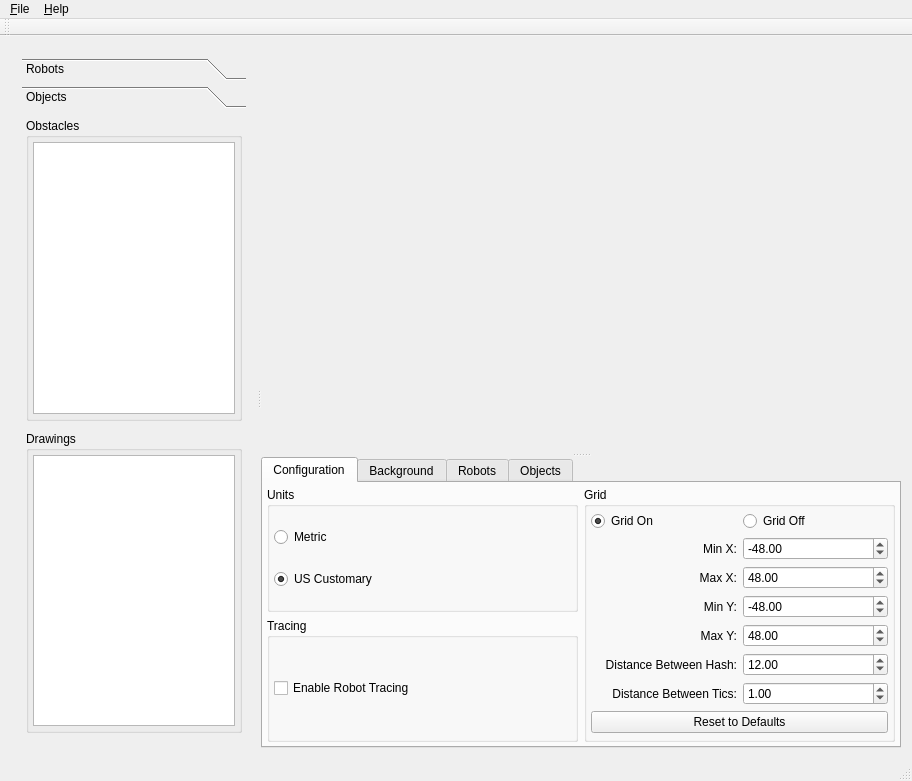
Old version of the form forms/mainwindow.ui in the repository gucwakj/RoboSim.
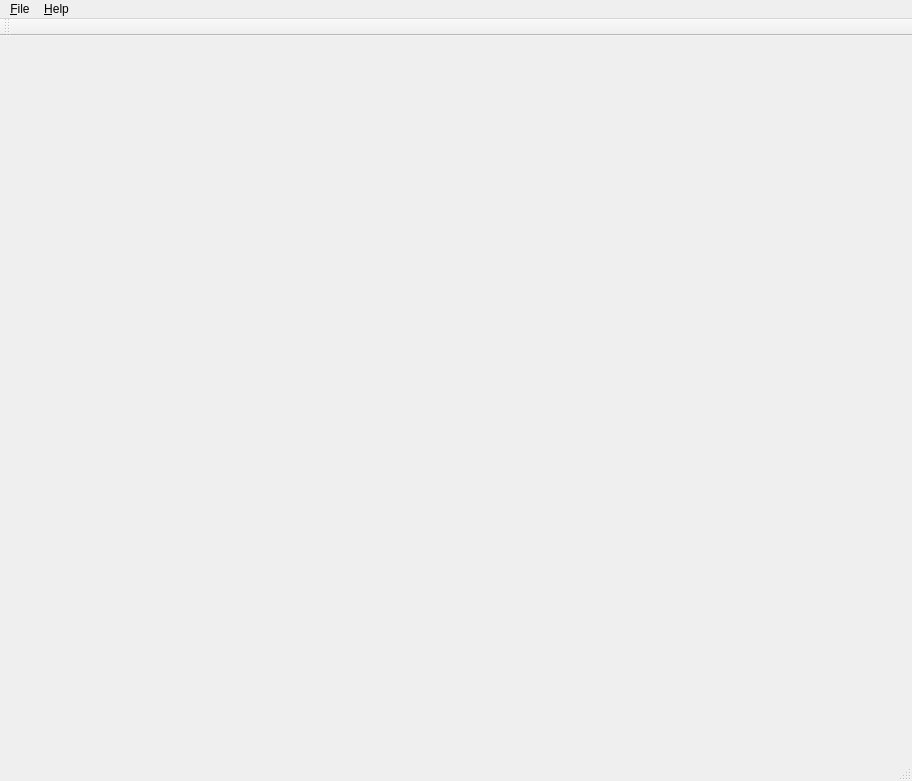
New version of the form. The open tabs and pages were chosen to show the change. Custom widgets are drawn as their Qt base class.

Commit message: building with widget and demoapp

```diff
--- a/forms/mainwindow.ui
+++ b/forms/mainwindow.ui
@@ -20,775 +20,7 @@
    <string>RoboSim</string>
   </property>
   <widget class="QWidget" name="centralWidget">
-   <layout class="QHBoxLayout" name="horizontalLayout">
-    <item>
-     <widget class="QSplitter" name="splitter_2">
-      <property name="orientation">
-       <enum>Qt::Horizontal</enum>
-      </property>
-      <widget class="QWidget" name="layoutWidget">
-       <layout class="QVBoxLayout" name="layout_lhs">
-        <property name="sizeConstraint">
-         <enum>QLayout::SetDefaultConstraint</enum>
-        </property>
-        <item>
-         <widget class="QToolBox" name="toolBox_config">
-          <property name="minimumSize">
-           <size>
-            <width>0</width>
-            <height>300</height>
-           </size>
-          </property>
-          <property name="maximumSize">
-           <size>
-            <width>16777215</width>
-            <height>16777215</height>
-           </size>
-          </property>
-          <property name="currentIndex">
-           <number>1</number>
-          </property>
-          <widget class="QWidget" name="robots">
-           <property name="enabled">
-            <bool>true</bool>
-           </property>
-           <property name="geometry">
-            <rect>
-             <x>0</x>
-             <y>0</y>
-             <width>249</width>
-             <height>644</height>
-            </rect>
-           </property>
-           <attribute name="label">
-            <string>Robots</string>
-           </attribute>
-           <layout class="QVBoxLayout" name="verticalLayout">
-            <property name="spacing">
-             <number>10</number>
-            </property>
-            <property name="margin">
-             <number>4</number>
-            </property>
-            <item>
-             <widget class="QGroupBox" name="group_robots">
-              <property name="title">
-               <string>Individual Robots</string>
-              </property>
-              <layout class="QVBoxLayout" name="verticalLayout_4">
-               <property name="spacing">
-                <number>4</number>
-               </property>
-               <property name="margin">
-                <number>4</number>
-               </property>
-               <item>
-                <widget class="QListWidget" name="list_robots">
-                 <property name="sizePolicy">
-                  <sizepolicy hsizetype="Preferred" vsizetype="Preferred">
-                   <horstretch>0</horstretch>
-                   <verstretch>0</verstretch>
-                  </sizepolicy>
-                 </property>
-                 <property name="horizontalScrollBarPolicy">
-                  <enum>Qt::ScrollBarAsNeeded</enum>
-                 </property>
-                 <property name="editTriggers">
-                  <set>QAbstractItemView::NoEditTriggers</set>
-                 </property>
-                 <property name="showDropIndicator" stdset="0">
-                  <bool>false</bool>
-                 </property>
-                 <property name="dragEnabled">
-                  <bool>true</bool>
-                 </property>
-                 <property name="dragDropMode">
-                  <enum>QAbstractItemView::NoDragDrop</enum>
-                 </property>
-                 <property name="defaultDropAction">
-                  <enum>Qt::CopyAction</enum>
-                 </property>
-                 <property name="alternatingRowColors">
-                  <bool>true</bool>
-                 </property>
-                 <property name="selectionMode">
-                  <enum>QAbstractItemView::SingleSelection</enum>
-                 </property>
-                 <property name="iconSize">
-                  <size>
-                   <width>64</width>
-                   <height>64</height>
-                  </size>
-                 </property>
-                 <property name="textElideMode">
-                  <enum>Qt::ElideRight</enum>
-                 </property>
-                 <property name="movement">
-                  <enum>QListView::Static</enum>
-                 </property>
-                 <property name="flow">
-                  <enum>QListView::LeftToRight</enum>
-                 </property>
-                 <property name="isWrapping" stdset="0">
-                  <bool>true</bool>
-                 </property>
-                 <property name="resizeMode">
-                  <enum>QListView::Adjust</enum>
-                 </property>
-                 <property name="layoutMode">
-                  <enum>QListView::SinglePass</enum>
-                 </property>
-                 <property name="spacing">
-                  <number>4</number>
-                 </property>
-                 <property name="gridSize">
-                  <size>
-                   <width>150</width>
-                   <height>68</height>
-                  </size>
-                 </property>
-                 <property name="viewMode">
-                  <enum>QListView::ListMode</enum>
-                 </property>
-                 <property name="uniformItemSizes">
-                  <bool>false</bool>
-                 </property>
-                 <property name="wordWrap">
-                  <bool>true</bool>
-                 </property>
-                 <property name="selectionRectVisible">
-                  <bool>true</bool>
-                 </property>
-                </widget>
-               </item>
-              </layout>
-             </widget>
-            </item>
-           </layout>
-          </widget>
-          <widget class="QWidget" name="objects">
-           <property name="geometry">
-            <rect>
-             <x>0</x>
-             <y>0</y>
-             <width>249</width>
-             <height>644</height>
-            </rect>
-           </property>
-           <attribute name="label">
-            <string>Objects</string>
-           </attribute>
-           <layout class="QVBoxLayout" name="verticalLayout_12">
-            <property name="spacing">
-             <number>10</number>
-            </property>
-            <property name="margin">
-             <number>4</number>
-            </property>
-            <item>
-             <widget class="QGroupBox" name="group_obstacles">
-              <property name="title">
-               <string>Obstacles</string>
-              </property>
-              <layout class="QVBoxLayout" name="verticalLayout_10">
-               <property name="spacing">
-                <number>10</number>
-               </property>
-               <property name="margin">
-                <number>4</number>
-               </property>
-               <item>
-                <widget class="QListWidget" name="list_obstacles">
-                 <property name="sizePolicy">
-                  <sizepolicy hsizetype="Preferred" vsizetype="Preferred">
-                   <horstretch>0</horstretch>
-                   <verstretch>0</verstretch>
-                  </sizepolicy>
-                 </property>
-                 <property name="horizontalScrollBarPolicy">
-                  <enum>Qt::ScrollBarAsNeeded</enum>
-                 </property>
-                 <property name="editTriggers">
-                  <set>QAbstractItemView::NoEditTriggers</set>
-                 </property>
-                 <property name="showDropIndicator" stdset="0">
-                  <bool>false</bool>
-                 </property>
-                 <property name="dragEnabled">
-                  <bool>true</bool>
-                 </property>
-                 <property name="dragDropMode">
-                  <enum>QAbstractItemView::NoDragDrop</enum>
-                 </property>
-                 <property name="defaultDropAction">
-                  <enum>Qt::CopyAction</enum>
-                 </property>
-                 <property name="alternatingRowColors">
-                  <bool>true</bool>
-                 </property>
-                 <property name="iconSize">
-                  <size>
-                   <width>64</width>
-                   <height>64</height>
-                  </size>
-                 </property>
-                 <property name="movement">
-                  <enum>QListView::Static</enum>
-                 </property>
-                 <property name="flow">
-                  <enum>QListView::LeftToRight</enum>
-                 </property>
-                 <property name="isWrapping" stdset="0">
-                  <bool>true</bool>
-                 </property>
-                 <property name="resizeMode">
-                  <enum>QListView::Adjust</enum>
-                 </property>
-                 <property name="layoutMode">
-                  <enum>QListView::SinglePass</enum>
-                 </property>
-                 <property name="spacing">
-                  <number>4</number>
-                 </property>
-                 <property name="gridSize">
-                  <size>
-                   <width>150</width>
-                   <height>68</height>
-                  </size>
-                 </property>
-                 <property name="viewMode">
-                  <enum>QListView::ListMode</enum>
-                 </property>
-                 <property name="uniformItemSizes">
-                  <bool>false</bool>
-                 </property>
-                 <property name="wordWrap">
-                  <bool>true</bool>
-                 </property>
-                 <property name="selectionRectVisible">
-                  <bool>true</bool>
-                 </property>
-                </widget>
-               </item>
-              </layout>
-             </widget>
-            </item>
-            <item>
-             <widget class="QGroupBox" name="group_drawings">
-              <property name="title">
-               <string>Drawings</string>
-              </property>
-              <layout class="QVBoxLayout" name="verticalLayout_11">
-               <property name="spacing">
-                <number>10</number>
-               </property>
-               <property name="margin">
-                <number>4</number>
-               </property>
-               <item>
-                <widget class="QListWidget" name="list_drawings">
-                 <property name="sizePolicy">
-                  <sizepolicy hsizetype="Preferred" vsizetype="Preferred">
-                   <horstretch>0</horstretch>
-                   <verstretch>0</verstretch>
-                  </sizepolicy>
-                 </property>
-                 <property name="horizontalScrollBarPolicy">
-                  <enum>Qt::ScrollBarAsNeeded</enum>
-                 </property>
-                 <property name="editTriggers">
-                  <set>QAbstractItemView::NoEditTriggers</set>
-                 </property>
-                 <property name="showDropIndicator" stdset="0">
-                  <bool>false</bool>
-                 </property>
-                 <property name="dragEnabled">
-                  <bool>true</bool>
-                 </property>
-                 <property name="dragDropMode">
-                  <enum>QAbstractItemView::NoDragDrop</enum>
-                 </property>
-                 <property name="defaultDropAction">
-                  <enum>Qt::CopyAction</enum>
-                 </property>
-                 <property name="alternatingRowColors">
-                  <bool>true</bool>
-                 </property>
-                 <property name="iconSize">
-                  <size>
-                   <width>64</width>
-                   <height>64</height>
-                  </size>
-                 </property>
-                 <property name="movement">
-                  <enum>QListView::Static</enum>
-                 </property>
-                 <property name="flow">
-                  <enum>QListView::LeftToRight</enum>
-                 </property>
-                 <property name="isWrapping" stdset="0">
-                  <bool>true</bool>
-                 </property>
-                 <property name="resizeMode">
-                  <enum>QListView::Adjust</enum>
-                 </property>
-                 <property name="layoutMode">
-                  <enum>QListView::SinglePass</enum>
-                 </property>
-                 <property name="spacing">
-                  <number>4</number>
-                 </property>
-                 <property name="gridSize">
-                  <size>
-                   <width>230</width>
-                   <height>68</height>
-                  </size>
-                 </property>
-                 <property name="viewMode">
-                  <enum>QListView::ListMode</enum>
-                 </property>
-                 <property name="uniformItemSizes">
-                  <bool>false</bool>
-                 </property>
-                 <property name="wordWrap">
-                  <bool>true</bool>
-                 </property>
-                 <property name="selectionRectVisible">
-                  <bool>true</bool>
-                 </property>
-                </widget>
-               </item>
-              </layout>
-             </widget>
-            </item>
-           </layout>
-          </widget>
-         </widget>
-        </item>
-       </layout>
-      </widget>
-      <widget class="QSplitter" name="splitter">
-       <property name="sizePolicy">
-        <sizepolicy hsizetype="Preferred" vsizetype="Expanding">
-         <horstretch>2</horstretch>
-         <verstretch>0</verstretch>
-        </sizepolicy>
-       </property>
-       <property name="orientation">
-        <enum>Qt::Vertical</enum>
-       </property>
-       <widget class="QOsgWidget" name="osgWidget" native="true">
-        <property name="sizePolicy">
-         <sizepolicy hsizetype="Preferred" vsizetype="Preferred">
-          <horstretch>0</horstretch>
-          <verstretch>2</verstretch>
-         </sizepolicy>
-        </property>
-        <property name="minimumSize">
-         <size>
-          <width>640</width>
-          <height>360</height>
-         </size>
-        </property>
-        <property name="sizeIncrement">
-         <size>
-          <width>2</width>
-          <height>2</height>
-         </size>
-        </property>
-       </widget>
-       <widget class="QTabWidget" name="tab_scene">
-        <property name="acceptDrops">
-         <bool>false</bool>
-        </property>
-        <property name="tabPosition">
-         <enum>QTabWidget::North</enum>
-        </property>
-        <property name="tabShape">
-         <enum>QTabWidget::Rounded</enum>
-        </property>
-        <property name="currentIndex">
-         <number>1</number>
-        </property>
-        <property name="movable">
-         <bool>true</bool>
-        </property>
-        <widget class="QWidget" name="tab_config">
-         <attribute name="title">
-          <string>Configuration</string>
-         </attribute>
-         <layout class="QHBoxLayout" name="horizontalLayout_3">
-          <property name="spacing">
-           <number>10</number>
-          </property>
-          <property name="margin">
-           <number>4</number>
-          </property>
-          <item>
-           <layout class="QHBoxLayout" name="horizontalLayout_2">
-            <item>
-             <layout class="QVBoxLayout" name="verticalLayout_3">
-              <item>
-               <widget class="QGroupBox" name="group_units">
-                <property name="title">
-                 <string>Units</string>
-                </property>
-                <layout class="QVBoxLayout" name="verticalLayout_6">
-                 <property name="spacing">
-                  <number>6</number>
-                 </property>
-                 <property name="margin">
-                  <number>4</number>
-                 </property>
-                 <item>
-                  <widget class="QRadioButton" name="si">
-                   <property name="text">
-                    <string>Metric</string>
-                   </property>
-                   <property name="checked">
-                    <bool>false</bool>
-                   </property>
-                  </widget>
-                 </item>
-                 <item>
-                  <widget class="QRadioButton" name="us">
-                   <property name="text">
-                    <string>US Customary</string>
-                   </property>
-                   <property name="checked">
-                    <bool>true</bool>
-                   </property>
-                  </widget>
-                 </item>
-                </layout>
-               </widget>
-              </item>
-              <item>
-               <widget class="QGroupBox" name="group_tracing">
-                <property name="title">
-                 <string>Tracing</string>
-                </property>
-                <layout class="QVBoxLayout" name="verticalLayout_5">
-                 <property name="spacing">
-                  <number>6</number>
-                 </property>
-                 <property name="margin">
-                  <number>4</number>
-                 </property>
-                 <item>
-                  <widget class="QCheckBox" name="tracing">
-                   <property name="text">
-                    <string>Enable Robot Tracing</string>
-                   </property>
-                  </widget>
-                 </item>
-                </layout>
-               </widget>
-              </item>
-             </layout>
-            </item>
-            <item>
-             <widget class="QGroupBox" name="group_grid">
-              <property name="title">
-               <string>Grid</string>
-              </property>
-              <property name="flat">
-               <bool>false</bool>
-              </property>
-              <layout class="QVBoxLayout" name="verticalLayout_7" stretch="0,0,0,0,0,0,0,0">
-               <property name="spacing">
-                <number>6</number>
-               </property>
-               <property name="margin">
-                <number>4</number>
-               </property>
-               <item>
-                <layout class="QHBoxLayout" name="layout_grid_toggle">
-                 <item>
-                  <widget class="QRadioButton" name="grid_on">
-                   <property name="text">
-                    <string>Grid On</string>
-                   </property>
-                   <property name="checked">
-                    <bool>true</bool>
-                   </property>
-                  </widget>
-                 </item>
-                 <item>
-                  <widget class="QRadioButton" name="grid_off">
-                   <property name="text">
-                    <string>Grid Off</string>
-                   </property>
-                   <property name="checked">
-                    <bool>false</bool>
-                   </property>
-                  </widget>
-                 </item>
-                </layout>
-               </item>
-               <item>
-                <layout class="QHBoxLayout" name="layout_grid_x_min">
-                 <item>
-                  <widget class="QLabel" name="label_grid_x_min">
-                   <property name="text">
-                    <string>Min X:</string>
-                   </property>
-                   <property name="alignment">
-                    <set>Qt::AlignRight|Qt::AlignTrailing|Qt::AlignVCenter</set>
-                   </property>
-                  </widget>
-                 </item>
-                 <item>
-                  <widget class="QDoubleSpinBox" name="spin_grid_x_min">
-                   <property name="minimum">
-                    <double>-1000.000000000000000</double>
-                   </property>
-                   <property name="maximum">
-                    <double>1000.000000000000000</double>
-                   </property>
-                   <property name="value">
-                    <double>-48.000000000000000</double>
-                   </property>
-                  </widget>
-                 </item>
-                </layout>
-               </item>
-               <item>
-                <layout class="QHBoxLayout" name="layout_grid_x_max">
-                 <item>
-                  <widget class="QLabel" name="label_grid_x_max">
-                   <property name="text">
-                    <string>Max X:</string>
-                   </property>
-                   <property name="alignment">
-                    <set>Qt::AlignRight|Qt::AlignTrailing|Qt::AlignVCenter</set>
-                   </property>
-                  </widget>
-                 </item>
-                 <item>
-                  <widget class="QDoubleSpinBox" name="spin_grid_x_max">
-                   <property name="minimum">
-                    <double>-1000.000000000000000</double>
-                   </property>
-                   <property name="maximum">
-                    <double>1000.000000000000000</double>
-                   </property>
-                   <property name="value">
-                    <double>48.000000000000000</double>
-                   </property>
-                  </widget>
-                 </item>
-                </layout>
-               </item>
-               <item>
-                <layout class="QHBoxLayout" name="layout_grid_y_min">
-                 <item>
-                  <widget class="QLabel" name="label_grid_y_min">
-                   <property name="text">
-                    <string>Min Y:</string>
-                   </property>
-                   <property name="alignment">
-                    <set>Qt::AlignRight|Qt::AlignTrailing|Qt::AlignVCenter</set>
-                   </property>
-                  </widget>
-                 </item>
-                 <item>
-                  <widget class="QDoubleSpinBox" name="spin_grid_y_min">
-                   <property name="minimum">
-                    <double>-1000.000000000000000</double>
-                   </property>
-                   <property name="maximum">
-                    <double>1000.000000000000000</double>
-                   </property>
-                   <property name="value">
-                    <double>-48.000000000000000</double>
-                   </property>
-                  </widget>
-                 </item>
-                </layout>
-               </item>
-               <item>
-                <layout class="QHBoxLayout" name="layout_grid_y_max">
-                 <item>
-                  <widget class="QLabel" name="label_grid_y_max">
-                   <property name="text">
-                    <string>Max Y:</string>
-                   </property>
-                   <property name="alignment">
-                    <set>Qt::AlignRight|Qt::AlignTrailing|Qt::AlignVCenter</set>
-                   </property>
-                  </widget>
-                 </item>
-                 <item>
-                  <widget class="QDoubleSpinBox" name="spin_grid_y_max">
-                   <property name="minimum">
-                    <double>-1000.000000000000000</double>
-                   </property>
-                   <property name="maximum">
-                    <double>1000.000000000000000</double>
-                   </property>
-                   <property name="value">
-                    <double>48.000000000000000</double>
-                   </property>
-                  </widget>
-                 </item>
-                </layout>
-               </item>
-               <item>
-                <layout class="QHBoxLayout" name="layout_grid_hash">
-                 <item>
-                  <widget class="QLabel" name="label_grid_hash">
-                   <property name="text">
-                    <string>Distance Between Hash:</string>
-                   </property>
-                   <property name="alignment">
-                    <set>Qt::AlignRight|Qt::AlignTrailing|Qt::AlignVCenter</set>
-                   </property>
-                  </widget>
-                 </item>
-                 <item>
-                  <widget class="QDoubleSpinBox" name="spin_grid_hash">
-                   <property name="maximum">
-                    <double>1000.000000000000000</double>
-                   </property>
-                   <property name="value">
-                    <double>12.000000000000000</double>
-                   </property>
-                  </widget>
-                 </item>
-                </layout>
-               </item>
-               <item>
-                <layout class="QHBoxLayout" name="layout_grid_tics">
-                 <item>
-                  <widget class="QLabel" name="label_grid_tics">
-                   <property name="text">
-                    <string>Distance Between Tics:</string>
-                   </property>
-                   <property name="alignment">
-                    <set>Qt::AlignRight|Qt::AlignTrailing|Qt::AlignVCenter</set>
-                   </property>
-                  </widget>
-                 </item>
-                 <item>
-                  <widget class="QDoubleSpinBox" name="spin_grid_tics">
-                   <property name="minimum">
-                    <double>0.000000000000000</double>
-                   </property>
-                   <property name="maximum">
-                    <double>1000.000000000000000</double>
-                   </property>
-                   <property name="value">
-                    <double>1.000000000000000</double>
-                   </property>
-                  </widget>
-                 </item>
-                </layout>
-               </item>
-               <item>
-                <widget class="QPushButton" name="button_grid_defaults">
-                 <property name="text">
-                  <string>Reset to Defaults</string>
-                 </property>
-                </widget>
-               </item>
-              </layout>
-             </widget>
-            </item>
-           </layout>
-          </item>
-         </layout>
-        </widget>
-        <widget class="QWidget" name="tab_background">
-         <attribute name="title">
-          <string>Background</string>
-         </attribute>
-         <layout class="QVBoxLayout" name="verticalLayout_8">
-          <item>
-           <widget class="QListWidget" name="backgroundListWidget">
-            <property name="iconSize">
-             <size>
-              <width>128</width>
-              <height>128</height>
-             </size>
-            </property>
-            <property name="resizeMode">
-             <enum>QListView::Adjust</enum>
-            </property>
-            <property name="viewMode">
-             <enum>QListView::IconMode</enum>
-            </property>
-            <property name="uniformItemSizes">
-             <bool>true</bool>
-            </property>
-            <property name="wordWrap">
-             <bool>true</bool>
-            </property>
-           </widget>
-          </item>
-          <item>
-           <layout class="QHBoxLayout" name="horizontalLayout_4">
-            <item>
-             <spacer name="horizontalSpacer">
-              <property name="orientation">
-               <enum>Qt::Horizontal</enum>
-              </property>
-              <property name="sizeHint" stdset="0">
-               <size>
-                <width>40</width>
-                <height>20</height>
-               </size>
-              </property>
-             </spacer>
-            </item>
-            <item>
-             <widget class="QPushButton" name="add_background">
-              <property name="text">
-               <string>Add Background</string>
-              </property>
-             </widget>
-            </item>
-           </layout>
-          </item>
-         </layout>
-        </widget>
-        <widget class="QWidget" name="tab_robots">
-         <attribute name="title">
-          <string>Robots</string>
-         </attribute>
-         <attribute name="toolTip">
-          <string>Add Robots into the Scene</string>
-         </attribute>
-         <layout class="QVBoxLayout" name="verticalLayout_2">
-          <property name="spacing">
-           <number>10</number>
-          </property>
-          <property name="margin">
-           <number>4</number>
-          </property>
-          <item>
-           <layout class="QHBoxLayout" name="layout_robots"/>
-          </item>
-         </layout>
-        </widget>
-        <widget class="QWidget" name="tab_obstacles">
-         <attribute name="title">
-          <string>Objects</string>
-         </attribute>
-         <layout class="QVBoxLayout" name="verticalLayout_14">
-          <property name="spacing">
-           <number>10</number>
-          </property>
-          <item>
-           <layout class="QHBoxLayout" name="layout_obstacles"/>
-          </item>
-         </layout>
-        </widget>
-       </widget>
-      </widget>
-     </widget>
-    </item>
-   </layout>
+   <layout class="QHBoxLayout" name="horizontalLayout"/>
   </widget>
   <widget class="QToolBar" name="mainToolBar">
    <attribute name="toolBarArea">
@@ -872,14 +104,6 @@
   </action>
  </widget>
  <layoutdefault spacing="6" margin="11"/>
- <customwidgets>
-  <customwidget>
-   <class>QOsgWidget</class>
-   <extends>QWidget</extends>
-   <header>qosgwidget.h</header>
-   <container>1</container>
-  </customwidget>
- </customwidgets>
  <resources/>
  <connections/>
 </ui>
```
The commit also changes 6 other files.
